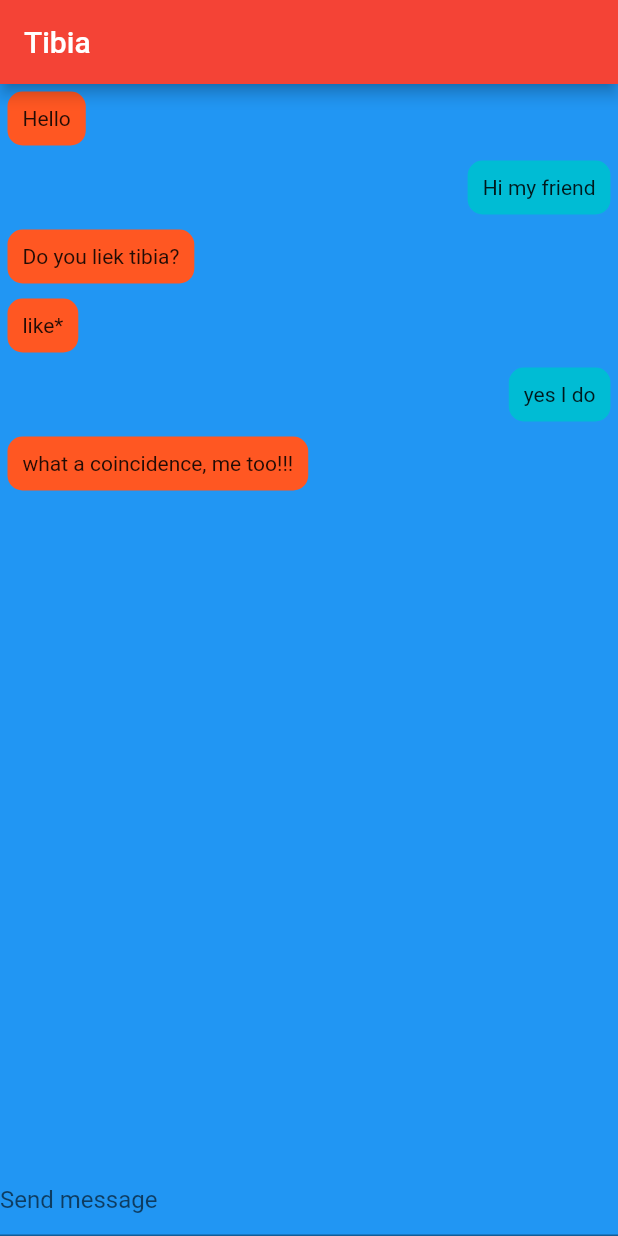
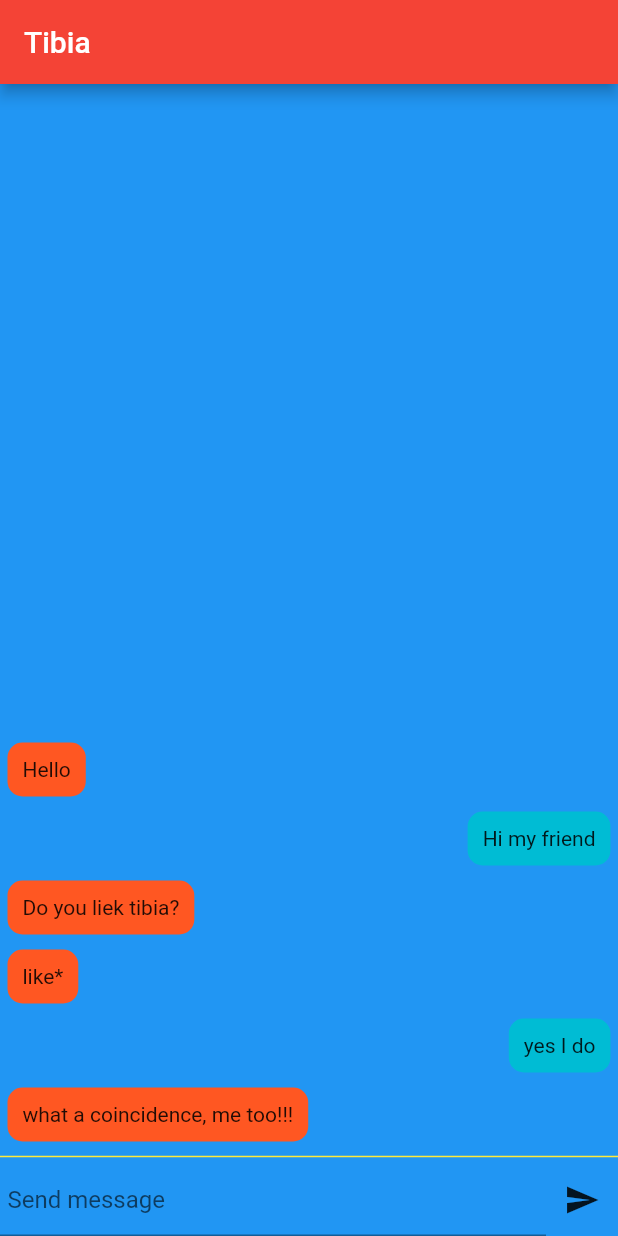
Before and after one commit to ctofriends/bindchat_flutter, a Flutter app: the screen it shows after launch, on a phone screen of 412 x 824 dp. Run offline on Flutter 3.47's test engine with Material 2 defaults, Android fonts, the phone set to English and light mode, and no system bars.

Commit message:
Add send button to screen

```diff
--- a/lib/screens/chat_screen.dart
+++ b/lib/screens/chat_screen.dart
@@ -17,7 +17,8 @@ class ChatScreen extends StatelessWidget {
     ChatMessage("like*", ChatMessageType.incoming),
     ChatMessage("yes I do", ChatMessageType.outgoing),
     ChatMessage("what a coincidence, me too!!!", ChatMessageType.incoming)
-  ];
+  ].reversed.toList();
+
   @override
   Widget build(BuildContext context) {
     return Scaffold(
@@ -29,30 +30,33 @@ class ChatScreen extends StatelessWidget {
                 child: Column(children: <Widget>[
                   Expanded(
                       child: ListView.builder(
+                    reverse: true,
                     itemCount: messages.length,
                     itemBuilder: (BuildContext context, int index) {
                       return _buildMessage(messages[index]);
                     },
                   )),
-                  TextField(
-                      decoration: InputDecoration(hintText: 'Send message')),
+                  _buildSeparator(),
+                  _buildMessageComposer()
                 ]))));
   }
 
   _buildMessage(ChatMessage chatMessage) {
+    final color = chatMessage.type == ChatMessageType.incoming
+        ? Colors.deepOrange
+        : Colors.cyan;
+    final alignment = chatMessage.type == ChatMessageType.incoming
+        ? Alignment.centerLeft
+        : Alignment.centerRight;
     return Column(
       children: <Widget>[
         Align(
-          alignment: chatMessage.type == ChatMessageType.incoming
-              ? Alignment.centerLeft
-              : Alignment.centerRight,
+          alignment: alignment,
           child: Container(
             padding: EdgeInsets.all(10),
             margin: EdgeInsets.all(5),
             decoration: BoxDecoration(
-                color: chatMessage.type == ChatMessageType.incoming
-                    ? Colors.deepOrange
-                    : Colors.cyan,
+                color: color,
                 borderRadius: BorderRadius.all(Radius.circular(10))),
             child: Text(chatMessage.message),
           ),
@@ -60,4 +64,28 @@ class ChatScreen extends StatelessWidget {
       ],
     );
   }
+
+  _buildSeparator() {
+    return SizedBox(
+      height: 10.0,
+      child: new Center(
+        child: new Container(
+          height: 1.0,
+          color: Colors.yellow,
+        ),
+      ),
+    );
+  }
+
+  _buildMessageComposer() {
+    return Container(
+        child: Row(children: [
+      Expanded(
+          child: TextField(
+              decoration: InputDecoration(
+                  contentPadding: EdgeInsets.all(5),
+                  hintText: 'Send message'))),
+      IconButton(icon: Icon(Icons.send), onPressed: () {})
+    ]));
+  }
 }
```
